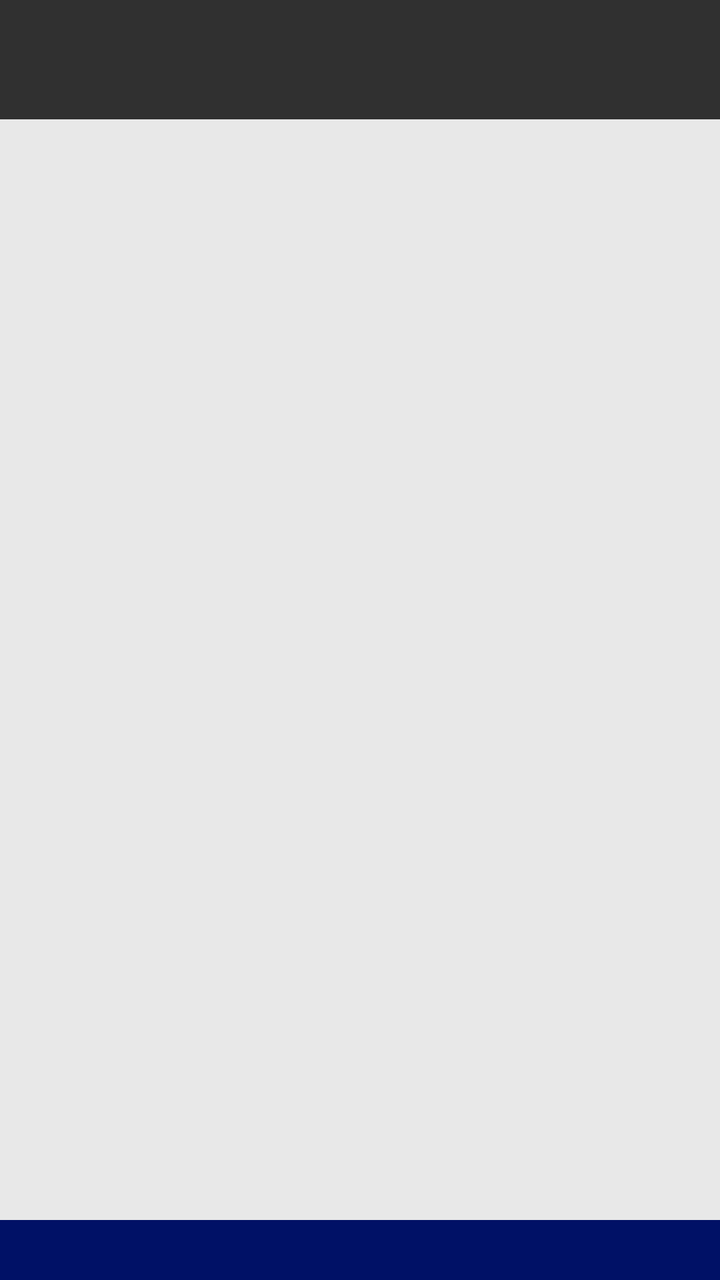
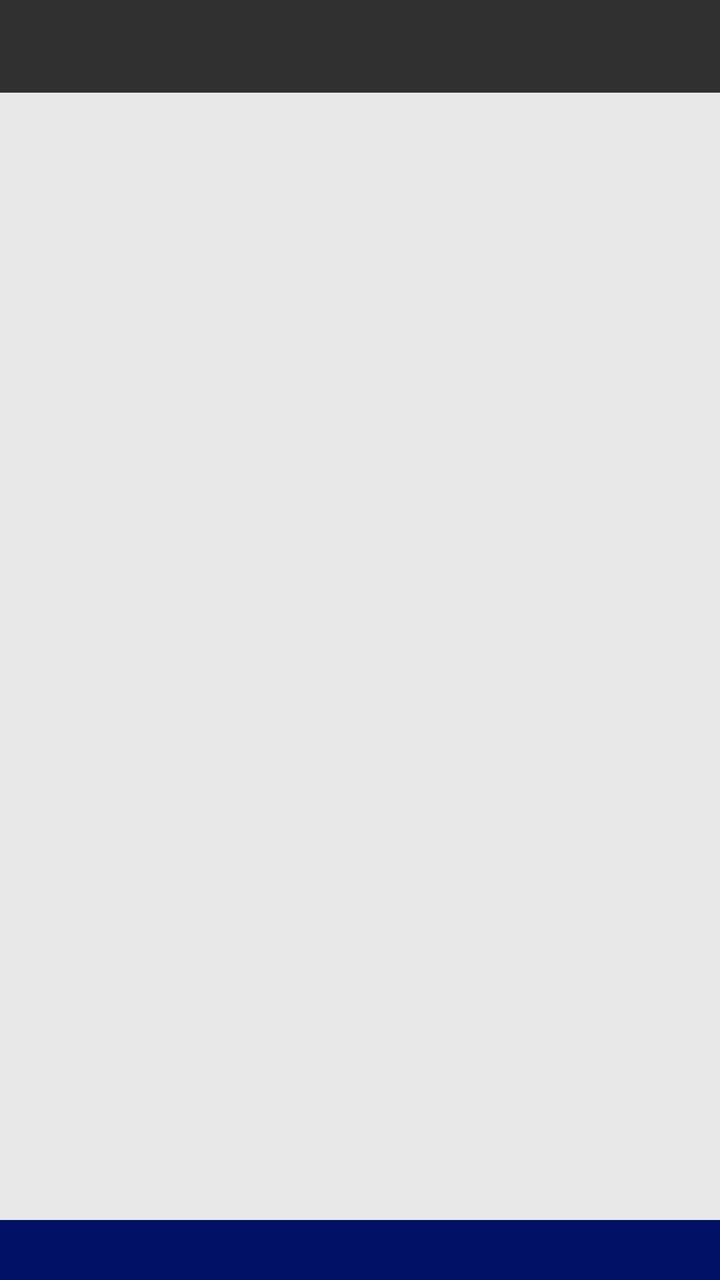

Two renders of the same Android screen: before a commit and after it. Below are the layout's source before the change and the commit's diff.
<!-- AndroidManifest.xml: another module's application theme Theme.NokiaKeyCore -->
<!-- res/layout/activity_nokia_base.xml -->
<?xml version="1.0" encoding="utf-8"?>
<LinearLayout xmlns:android="http://schemas.android.com/apk/res/android"
    android:layout_width="match_parent"
    android:layout_height="match_parent"
    android:orientation="vertical">

    
    <LinearLayout
        android:id="@+id/topPanel"
        android:layout_width="match_parent"
        android:layout_height="0dp"
        android:layout_weight="9"
        android:gravity="center_vertical"
        android:paddingLeft="6dp"
        android:paddingRight="6dp"
        android:orientation="horizontal"
        android:background="@color/nokia_top_bg">

        
        <TextView
            android:id="@+id/tvTitleIcon"
            android:layout_width="wrap_content"
            android:layout_height="wrap_content"
            android:includeFontPadding="false"
            android:textColor="@color/nokia_top_text"
            android:textSize="16dp"
            android:visibility="gone" />

        
        <TextView
            android:id="@+id/tvPageTitle"
            android:layout_width="0dp"
            android:layout_height="wrap_content"
            android:layout_weight="1"
            android:layout_marginLeft="4dp"
            android:gravity="start|center_vertical"
            android:singleLine="true"
            android:ellipsize="end"
            android:includeFontPadding="false"
            android:textColor="@color/nokia_top_text"
            android:textSize="16dp"
            android:textStyle="bold" />

        
        <LinearLayout
            android:id="@+id/layoutStatusBar"
            android:layout_width="wrap_content"
            android:layout_height="wrap_content"
            android:orientation="horizontal"
            android:gravity="center_vertical"
            android:visibility="gone">

            <TextView
                android:id="@+id/tvSignalIcon"
                android:layout_width="wrap_content"
                android:layout_height="wrap_content"
                android:includeFontPadding="false"
                android:textColor="#CBD5E1"
                android:textSize="14dp" />

            <TextView
                android:id="@+id/tvBatteryPercent"
                android:layout_width="wrap_content"
                android:layout_height="wrap_content"
                android:layout_marginLeft="3dp"
                android:includeFontPadding="false"
                android:textColor="#CBD5E1"
                android:textSize="13dp" />
        </LinearLayout>
    </LinearLayout>

    
    <FrameLayout
        android:id="@+id/midPanel"
        android:layout_width="match_parent"
        android:layout_height="0dp"
        android:layout_weight="83" />

    
    <LinearLayout
        android:id="@+id/bottomPanel"
        android:layout_width="match_parent"
        android:layout_height="wrap_content"
        android:minHeight="30dp"
        android:gravity="center_vertical"
        android:orientation="horizontal"
        android:background="@color/nokia_bottom_bg">

        <TextView
            android:id="@+id/tvSoftLeft"
            android:layout_width="0dp"
            android:layout_height="wrap_content"
            android:layout_weight="1"
            android:gravity="center_vertical|left"
            android:minHeight="30dp"
            android:paddingLeft="6dp"
            android:singleLine="true"
            android:ellipsize="end"
            android:includeFontPadding="false"
            android:textColor="@color/nokia_bottom_text"
            android:textSize="11dp"
            android:textStyle="bold" />

        <TextView
            android:id="@+id/tvSoftCenter"
            android:layout_width="0dp"
            android:layout_height="wrap_content"
            android:layout_weight="1"
            android:gravity="center"
            android:minHeight="30dp"
            android:singleLine="true"
            android:ellipsize="end"
            android:includeFontPadding="false"
            android:textColor="#FDE047"
            android:textSize="11dp"
            android:textStyle="bold" />

        <TextView
            android:id="@+id/tvSoftRight"
            android:layout_width="0dp"
            android:layout_height="wrap_content"
            android:layout_weight="1"
            android:gravity="center_vertical|right"
            android:minHeight="30dp"
            android:paddingRight="6dp"
            android:singleLine="true"
            android:ellipsize="end"
            android:includeFontPadding="false"
            android:textColor="@color/nokia_bottom_text"
            android:textSize="11dp"
            android:textStyle="bold" />
    </LinearLayout>

</LinearLayout>
<!-- resources referenced by this layout -->
<resources>
  <color name="nokia_bottom_bg">#001166</color>
  <color name="nokia_bottom_text">#FFFFFF</color>
  <color name="nokia_top_bg">#303030</color>
  <color name="nokia_top_text">#FFFFFF</color>
  <style name="Theme.NokiaKeyCore" parent="Theme.AppCompat.NoActionBar">
          <item name="android:windowNoTitle">true</item>
          <item name="android:windowFullscreen">true</item>
          <item name="android:windowBackground">@color/nokia_content_bg</item>
          <item name="android:textColor">@color/nokia_content_text</item>
      </style>
  <color name="nokia_content_bg">#E8E8E8</color>
  <color name="nokia_content_text">#000000</color>
</resources>

<!-- the commit's change to res/layout/activity_nokia_base.xml (unified diff, before → after) -->
@@ -9,7 +9,7 @@
         android:id="@+id/topPanel"
         android:layout_width="match_parent"
         android:layout_height="0dp"
-        android:layout_weight="9"
+        android:layout_weight="7"
         android:gravity="center_vertical"
         android:paddingLeft="6dp"
         android:paddingRight="6dp"
@@ -58,11 +58,19 @@
                 android:textColor="#CBD5E1"
                 android:textSize="14dp" />
 
+            <ImageView
+                android:id="@+id/tvBatteryIcon"
+                android:layout_width="26dp"
+                android:layout_height="16dp"
+                android:layout_marginLeft="3dp"
+                android:layout_marginRight="1dp"
+                android:scaleType="fitCenter" />
+
             <TextView
                 android:id="@+id/tvBatteryPercent"
                 android:layout_width="wrap_content"
                 android:layout_height="wrap_content"
-                android:layout_marginLeft="3dp"
+                android:layout_marginLeft="1dp"
                 android:includeFontPadding="false"
                 android:textColor="#CBD5E1"
                 android:textSize="13dp" />
@@ -74,7 +82,7 @@
         android:id="@+id/midPanel"
         android:layout_width="match_parent"
         android:layout_height="0dp"
-        android:layout_weight="83" />
+        android:layout_weight="85" />
 
     
     <LinearLayout
